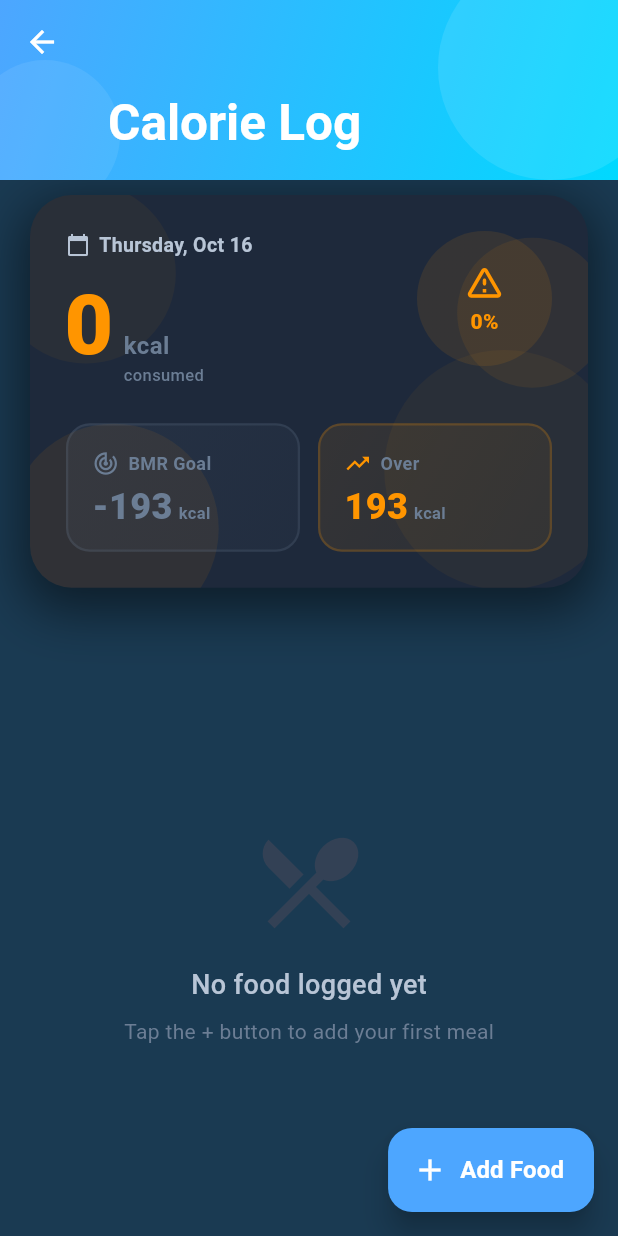
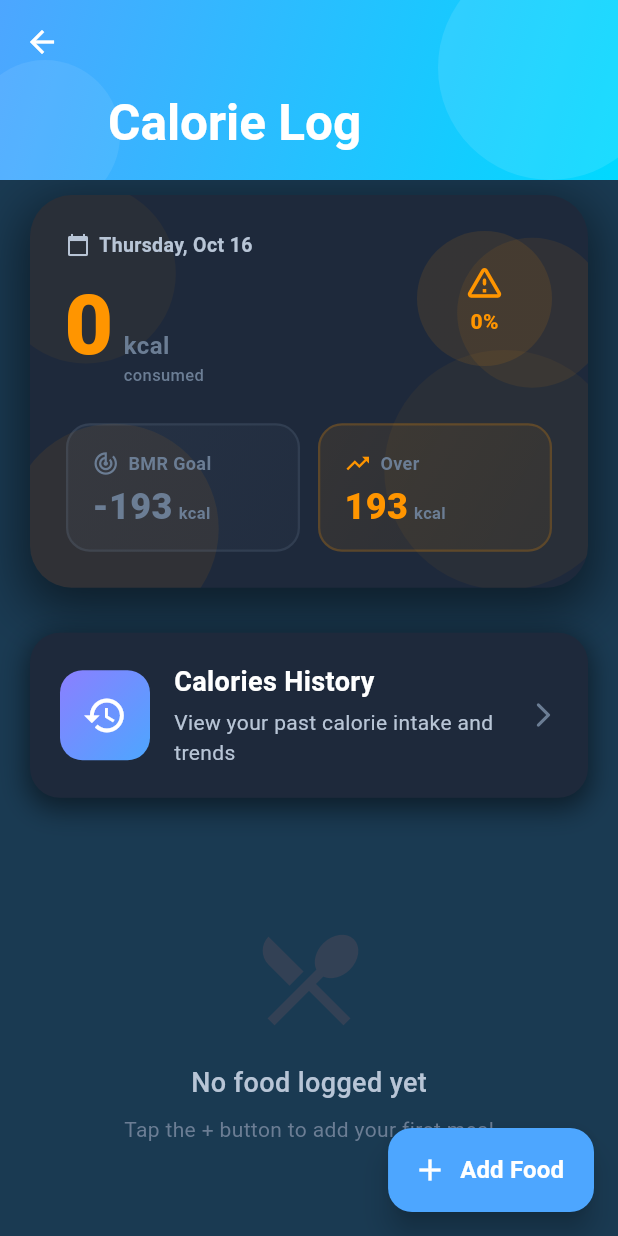
Before and after one commit to abc-and/fitwise, a Flutter app: the CalorieLogPage screen opened directly, on a phone screen of 412 x 824 dp. Run offline on Flutter 3.47's test engine with Material 3 defaults, Android fonts, the phone set to English and light mode, and no system bars; our stand-ins replace audioplayers, cloud_firestore, firebase_auth, firebase_core, video_player; accounts and stored records are empty.

Commit message:
Add files via upload

```diff
--- a/lib/calorie_log_page.dart
+++ b/lib/calorie_log_page.dart
@@ -6,6 +6,8 @@ import 'package:provider/provider.dart';
 import '../providers/theme.dart';
 import 'models/food_recommendation.dart';
 import 'constants/app_colors.dart';
+// Add this import for the history page
+import 'cal_history.dart';
 
 class FoodLogEntry {
   final String name;
@@ -419,6 +421,16 @@ class _CalorieLogPageState extends State<CalorieLogPage>
     );
   }
 
+ // Navigate to Calories History Page
+void _navigateToCaloriesHistory() {
+  Navigator.push(
+    context,
+    MaterialPageRoute(
+      builder: (context) => const CalorieHistoryPage(),
+    ),
+  );
+}
+
   @override
   Widget build(BuildContext context) {
     final theme = Provider.of<ThemeManager>(context);
@@ -432,6 +444,9 @@ class _CalorieLogPageState extends State<CalorieLogPage>
               children: [
                 _buildCalorieHeader(theme),
                 const SizedBox(height: 20),
+                // Add Calories History Section here
+                _buildCaloriesHistorySection(theme),
+                const SizedBox(height: 20),
               ],
             ),
           ),
@@ -439,6 +454,89 @@ class _CalorieLogPageState extends State<CalorieLogPage>
         ],
       ),
       floatingActionButton: _buildFAB(theme),
+    );
+  }
+
+  // New method for Calories History Section
+  Widget _buildCaloriesHistorySection(ThemeManager theme) {
+    return Container(
+      margin: const EdgeInsets.symmetric(horizontal: 20),
+      decoration: BoxDecoration(
+        color: theme.cardColor,
+        borderRadius: BorderRadius.circular(20),
+        boxShadow: [
+          BoxShadow(
+            color: theme.shadowColor,
+            blurRadius: 15,
+            offset: const Offset(0, 5),
+            spreadRadius: 2,
+          ),
+        ],
+      ),
+      child: Material(
+        color: Colors.transparent,
+        child: InkWell(
+          borderRadius: BorderRadius.circular(20),
+          onTap: _navigateToCaloriesHistory,
+          child: Container(
+            padding: const EdgeInsets.all(20),
+            child: Row(
+              children: [
+                Container(
+                  width: 60,
+                  height: 60,
+                  decoration: BoxDecoration(
+                    gradient: LinearGradient(
+                      begin: Alignment.topLeft,
+                      end: Alignment.bottomRight,
+                      colors: [
+                        AppColors.accentPurple,
+                        AppColors.accentBlue,
+                      ],
+                    ),
+                    borderRadius: BorderRadius.circular(15),
+                  ),
+                  child: Icon(
+                    Icons.history,
+                    color: Colors.white,
+                    size: 30,
+                  ),
+                ),
+                const SizedBox(width: 16),
+                Expanded(
+                  child: Column(
+                    crossAxisAlignment: CrossAxisAlignment.start,
+                    children: [
+                      Text(
+                        'Calories History',
+                        style: TextStyle(
+                          fontSize: 18,
+                          fontWeight: FontWeight.bold,
+                          color: theme.primaryText,
+                        ),
+                      ),
+                      const SizedBox(height: 4),
+                      Text(
+                        'View your past calorie intake and trends',
+                        style: TextStyle(
+                          fontSize: 14,
+                          color: theme.secondaryText,
+                        ),
+                      ),
+                    ],
+                  ),
+                ),
+                const SizedBox(width: 12),
+                Icon(
+                  Icons.arrow_forward_ios_rounded,
+                  color: theme.tertiaryText,
+                  size: 20,
+                ),
+              ],
+            ),
+          ),
+        ),
+      ),
     );
   }
 
@@ -966,14 +1064,15 @@ class _CalorieLogPageState extends State<CalorieLogPage>
                               ),
                           ],
                         ),
-                          const SizedBox(height: 4),
-                          Text(
-                            DateFormat('h:mm a').format(entry.timestamp),
-                            style: TextStyle(
-                              fontSize: 12,
-                              color: theme.secondaryText,
-                            ),
-                          ),
+                        // TIME DISPLAY REMOVED - This is where the time was previously shown
+                        // const SizedBox(height: 4),
+                        // Text(
+                        //   DateFormat('h:mm a').format(entry.timestamp),
+                        //   style: TextStyle(
+                        //     fontSize: 12,
+                        //     color: theme.secondaryText,
+                        //   ),
+                        // ),
                       ],
                     ),
                   ),
@@ -1241,8 +1340,7 @@ class _AddFoodBottomSheetState extends State<_AddFoodBottomSheet>
               borderRadius: BorderRadius.circular(12),
               borderSide: BorderSide.none,
             ),
-              prefixIcon: Icon(Icons.local_fire_department,
-                  color: AppColors.orange),
+            prefixIcon: Icon(Icons.local_fire_department, color: AppColors.orange),
           ),
         ),
         const SizedBox(height: 32),
```
Also changed, not shown: lib/cal_history.dart (added, +520 -0 lines). Lines whose indentation alone changed are shown as unchanged.
